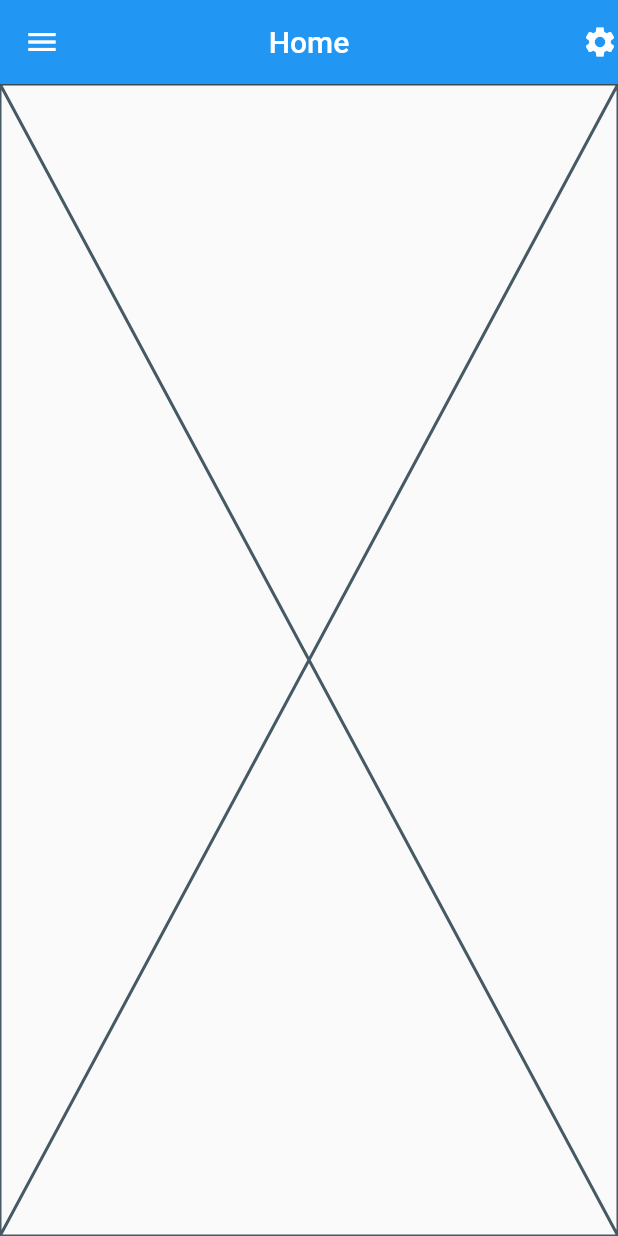
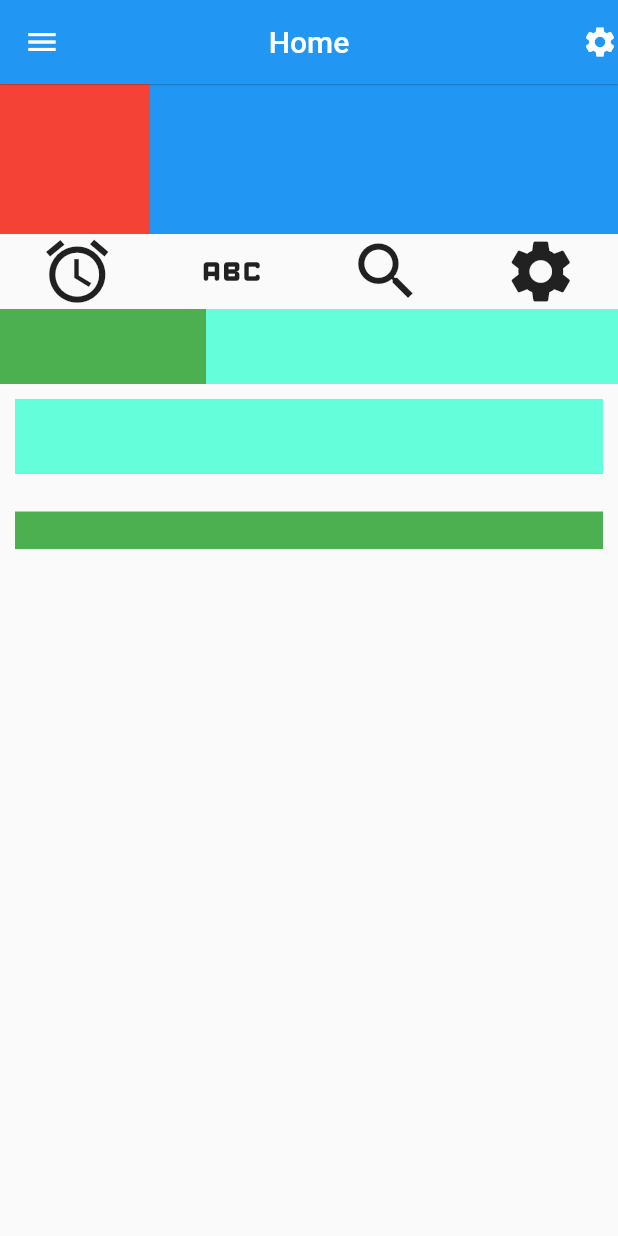
Before and after one commit to yellowsae/flutter-frist, a Flutter app: the screen it shows after launch, on a phone screen of 412 x 824 dp. Run offline on Flutter 3.47's test engine with Material 2 defaults, Android fonts, the phone set to English and light mode, and no system bars.

Commit message:
chore: flutter - flex

```diff
--- a/lib/02_layout/03_Flex.dart
+++ b/lib/02_layout/03_Flex.dart
@@ -1,3 +1,5 @@
+// ignore_for_file: prefer_const_literals_to_create_immutables, prefer_const_constructors
+
 import 'package:flutter/material.dart';
 
 class Home extends StatelessWidget {
@@ -35,6 +37,89 @@ class FlexDemo extends StatelessWidget {
 
   @override
   Widget build(BuildContext context) {
-    return const Placeholder();
+    return Column(
+      children: [
+        // 验证 Expanded 的作用
+        Row(
+          children: [
+            Container(
+              // 指定宽度
+              width: 100,
+              height: 100,
+              color: Colors.red,
+            ),
+            Expanded(
+              child: Container(
+                width: 100,
+                height: 100,
+                color: Colors.blue,
+              ),
+            ),
+          ],
+        ),
+        Flex(
+          // 设置
+          direction: Axis.horizontal,
+          // 主轴对齐方式
+          mainAxisAlignment: MainAxisAlignment.spaceAround,
+          // 排列顺序 -> 从右到左 rtl
+          textDirection: TextDirection.rtl,
+          children: [
+            Icon(Icons.settings, size: 50),
+            Icon(Icons.search, size: 50),
+            Icon(Icons.abc_rounded, size: 50),
+            Icon(Icons.access_alarms_sharp, size: 50),
+          ],
+        ),
+        Flex(
+          direction: Axis.horizontal,
+          children: [
+            Expanded(
+              flex: 1,
+              child: Container(
+                height: 50,
+                color: Colors.green,
+              ),
+            ),
+            Expanded(
+              flex: 2,
+              child: Container(
+                height: 50,
+                color: Colors.tealAccent,
+              ),
+            ),
+          ],
+        ),
+
+        Container(
+          height: 100,
+          margin: EdgeInsets.all(10),
+          child: Flex(
+            direction: Axis.vertical,
+            // 垂直方向 的 item 从下到上排列
+            verticalDirection: VerticalDirection.up,
+            children: [
+              Expanded(
+                flex: 1,
+                child: Container(
+                  height: 50,
+                  color: Colors.green,
+                ),
+              ),
+              Spacer(
+                flex: 1,
+              ),
+              Expanded(
+                flex: 2,
+                child: Container(
+                  height: 50,
+                  color: Colors.tealAccent,
+                ),
+              ),
+            ],
+          ),
+        )
+      ],
+    );
   }
 }
```
